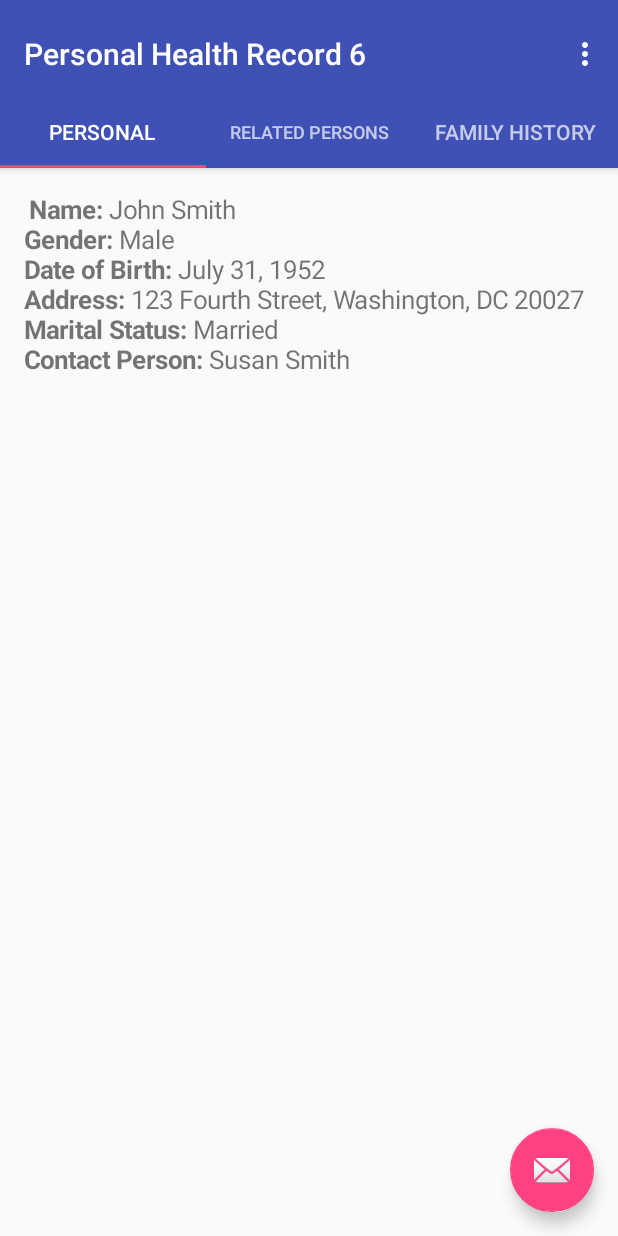
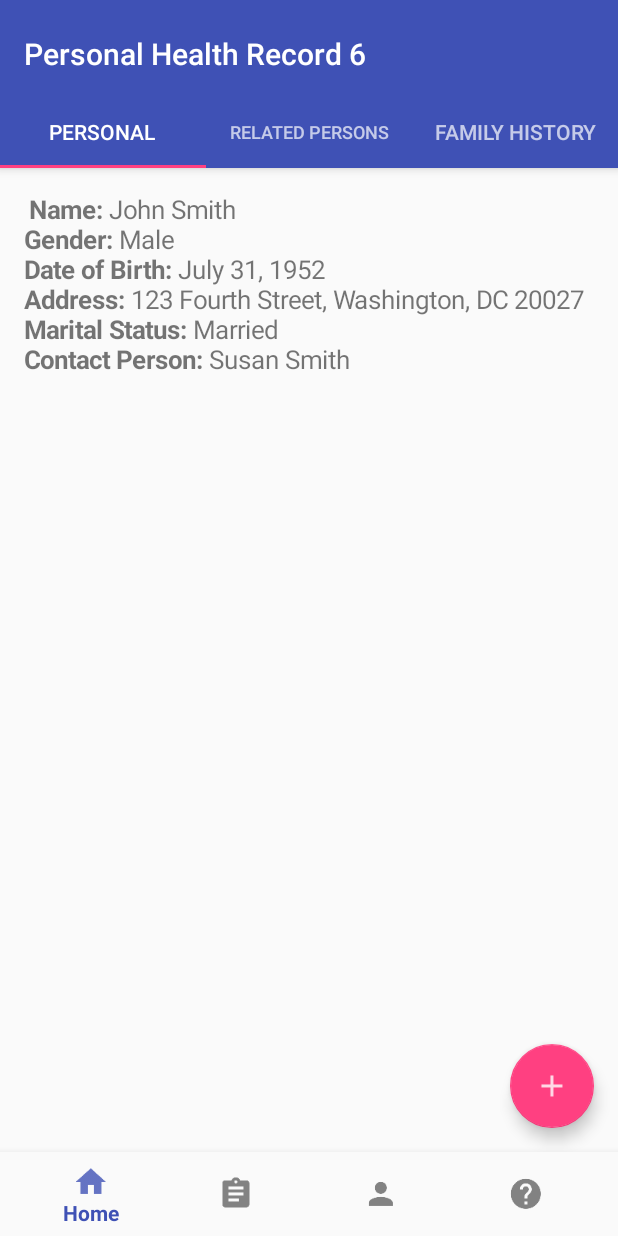
Before and after one commit to ChrisRunyan/AndroidPersonalHealthRecord, an Android app: the ProfileActivity screen opened directly, with no data from a screen before it, on a phone screen of 412 x 824 dp. Run offline under Robolectric (Android 15) with nearby library versions, the phone set to English and light mode, and no system bars.

Commit message:
Implemented fragments and coordinator layout inside of constraint layout for profile view

```diff
--- a/app/src/main/java/com/example/jonat/personalhealthrecord/ProfileActivity.java
+++ b/app/src/main/java/com/example/jonat/personalhealthrecord/ProfileActivity.java
@@ -1,8 +1,9 @@
 package com.example.jonat.personalhealthrecord;
 
+import android.content.Intent;
+import android.support.annotation.NonNull;
+import android.support.design.widget.BottomNavigationView;
 import android.support.design.widget.TabLayout;
-import android.support.design.widget.FloatingActionButton;
-import android.support.design.widget.Snackbar;
 import android.support.v7.app.AppCompatActivity;
 import android.support.v7.widget.Toolbar;
 
@@ -20,6 +21,25 @@ import android.view.ViewGroup;
 import android.widget.TextView;
 
 public class ProfileActivity extends AppCompatActivity {
+
+    private BottomNavigationView.OnNavigationItemSelectedListener mOnNavigationItemSelectedListener
+            = new BottomNavigationView.OnNavigationItemSelectedListener() {
+
+        @Override
+        public boolean onNavigationItemSelected(@NonNull MenuItem item) {
+            switch (item.getItemId()) {
+                case R.id.navigation_home:
+                    openActivity(MainActivity.class);
+                case R.id.navigation_records:
+                    openActivity(RecordsActivity.class);
+                case R.id.navigation_profile:
+                    return true;
+                case R.id.navigation_about:
+                    return true;
+            }
+            return false;
+        }
+    };
 
     /**
      * The {@link android.support.v4.view.PagerAdapter} that will provide
@@ -48,7 +68,7 @@ public class ProfileActivity extends AppCompatActivity {
         mSectionsPagerAdapter = new SectionsPagerAdapter(getSupportFragmentManager());
 
         // Set up the ViewPager with the sections adapter.
-        mViewPager = (ViewPager) findViewById(R.id.container);
+        mViewPager = (ViewPager) findViewById(R.id.container2);
         mViewPager.setAdapter(mSectionsPagerAdapter);
 
         TabLayout tabLayout = (TabLayout) findViewById(R.id.tabs);
@@ -56,39 +76,39 @@ public class ProfileActivity extends AppCompatActivity {
         mViewPager.addOnPageChangeListener(new TabLayout.TabLayoutOnPageChangeListener(tabLayout));
         tabLayout.addOnTabSelectedListener(new TabLayout.ViewPagerOnTabSelectedListener(mViewPager));
 
-        FloatingActionButton fab = (FloatingActionButton) findViewById(R.id.fab);
-        fab.setOnClickListener(new View.OnClickListener() {
-            @Override
-            public void onClick(View view) {
-                Snackbar.make(view, "Replace with your own action", Snackbar.LENGTH_LONG)
-                        .setAction("Action", null).show();
-            }
-        });
+//        FloatingActionButton fab = (FloatingActionButton) findViewById(R.id.fab);
+//        fab.setOnClickListener(new View.OnClickListener() {
+//            @Override
+//            public void onClick(View view) {
+//                Snackbar.make(view, "Replace with your own action", Snackbar.LENGTH_LONG)
+//                        .setAction("Action", null).show();
+//            }
+//        });
 
     }
 
 
-    @Override
-    public boolean onCreateOptionsMenu(Menu menu) {
-        // Inflate the menu; this adds items to the action bar if it is present.
-        getMenuInflater().inflate(R.menu.menu_profile, menu);
-        return true;
-    }
+//    @Override
+//    public boolean onCreateOptionsMenu(Menu menu) {
+//        // Inflate the menu; this adds items to the action bar if it is present.
+//        getMenuInflater().inflate(R.menu.menu_profile, menu);
+//        return true;
+//    }
 
-    @Override
-    public boolean onOptionsItemSelected(MenuItem item) {
-        // Handle action bar item clicks here. The action bar will
-        // automatically handle clicks on the Home/Up button, so long
-        // as you specify a parent activity in AndroidManifest.xml.
-        int id = item.getItemId();
-
-        //noinspection SimplifiableIfStatement
-        if (id == R.id.action_settings) {
-            return true;
-        }
-
-        return super.onOptionsItemSelected(item);
-    }
+//    @Override
+//    public boolean onOptionsItemSelected(MenuItem item) {
+//        // Handle action bar item clicks here. The action bar will
+//        // automatically handle clicks on the Home/Up button, so long
+//        // as you specify a parent activity in AndroidManifest.xml.
+//        int id = item.getItemId();
+//
+//        //noinspection SimplifiableIfStatement
+//        if (id == R.id.action_settings) {
+//            return true;
+//        }
+//
+//        return super.onOptionsItemSelected(item);
+//    }
 
     /**
      * A placeholder fragment containing a simple view.
@@ -157,4 +177,10 @@ public class ProfileActivity extends AppCompatActivity {
             return 3;
         }
     }
+
+    private void openActivity(Class c) {
+        AppCompatActivity me = ProfileActivity.this;
+        Intent intent = new Intent(me, c);
+        me.startActivity(intent);
+    }
 }
--- a/app/src/main/res/layout/activity_profile.xml
+++ b/app/src/main/res/layout/activity_profile.xml
@@ -1,7 +1,26 @@
 <?xml version="1.0" encoding="utf-8"?>
-<android.support.design.widget.CoordinatorLayout xmlns:android="http://schemas.android.com/apk/res/android"
+<android.support.constraint.ConstraintLayout xmlns:android="http://schemas.android.com/apk/res/android"
     xmlns:app="http://schemas.android.com/apk/res-auto"
     xmlns:tools="http://schemas.android.com/tools"
+    android:id="@+id/container"
+    android:layout_width="match_parent"
+    android:layout_height="match_parent"
+    tools:context=".MainActivity">
+
+    <TextView
+        android:id="@+id/message"
+        android:layout_width="wrap_content"
+        android:layout_height="wrap_content"
+        android:layout_marginLeft="@dimen/activity_horizontal_margin"
+        android:layout_marginStart="@dimen/activity_horizontal_margin"
+        android:layout_marginTop="@dimen/activity_vertical_margin"
+        android:text="@string/title_home"
+        app:layout_constraintLeft_toLeftOf="parent"
+        app:layout_constraintTop_toTopOf="parent" />
+
+    <android.support.design.widget.CoordinatorLayout xmlns:android="http://schemas.android.com/apk/res/android"
+        xmlns:tools="http://schemas.android.com/tools"
+        xmlns:app="http://schemas.android.com/apk/res-auto"
         android:id="@+id/main_content"
         android:layout_width="match_parent"
         android:layout_height="match_parent"
@@ -17,13 +36,13 @@
 
             <android.support.v7.widget.Toolbar
                 android:id="@+id/toolbar"
+                app:title="@string/app_name"
                 android:layout_width="match_parent"
                 android:layout_height="?attr/actionBarSize"
                 android:layout_weight="1"
                 android:background="?attr/colorPrimary"
-            app:layout_scrollFlags="scroll|enterAlways"
                 app:popupTheme="@style/AppTheme.PopupOverlay"
-            app:title="@string/app_name">
+                app:layout_scrollFlags="scroll|enterAlways">
 
             </android.support.v7.widget.Toolbar>
 
@@ -54,17 +73,14 @@
         </android.support.design.widget.AppBarLayout>
 
         <android.support.v4.view.ViewPager
-        android:id="@+id/container"
+            android:id="@+id/container2"
             android:layout_width="match_parent"
             android:layout_height="match_parent"
-        app:layout_behavior="@string/appbar_scrolling_view_behavior" />
-
-    <android.support.design.widget.FloatingActionButton
-        android:id="@+id/fab"
-        android:layout_width="wrap_content"
-        android:layout_height="wrap_content"
-        android:layout_gravity="end|bottom"
-        android:layout_margin="@dimen/fab_margin"
-        app:srcCompat="@android:drawable/ic_dialog_email" />
+            app:layout_behavior="@string/appbar_scrolling_view_behavior"/>
 
     </android.support.design.widget.CoordinatorLayout>
+
+    <include layout="@layout/floating_add_button" />
+    <include layout="@layout/bottom_navigation" />
+
+</android.support.constraint.ConstraintLayout>
```
Lines whose indentation alone changed are shown as unchanged.
